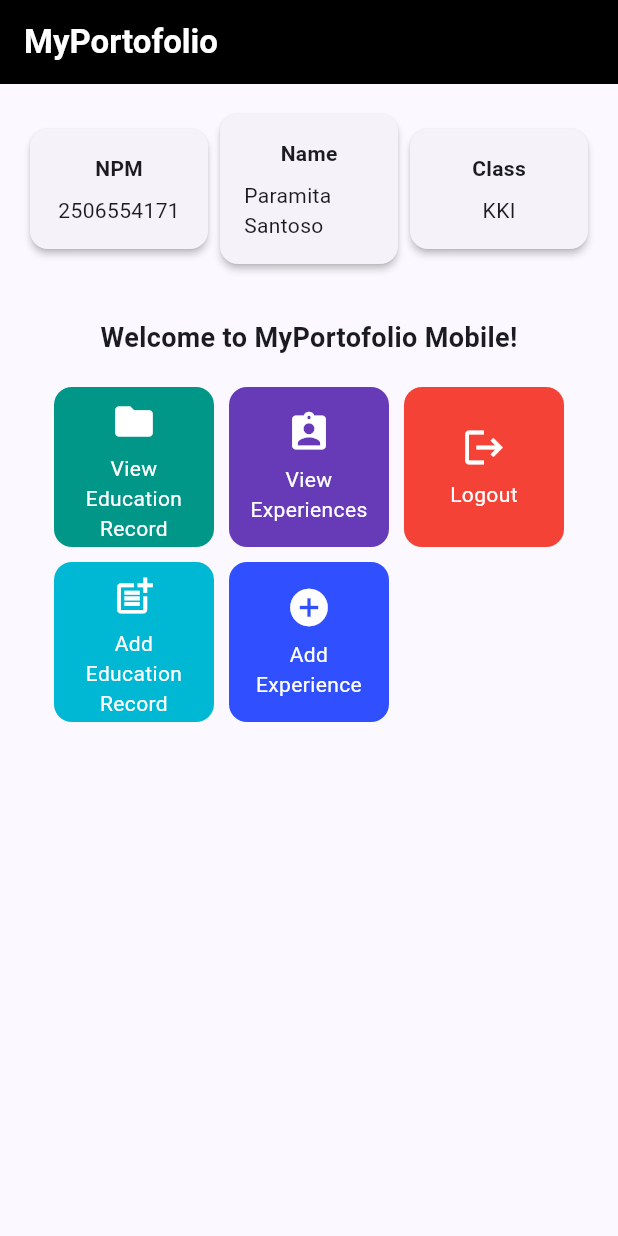
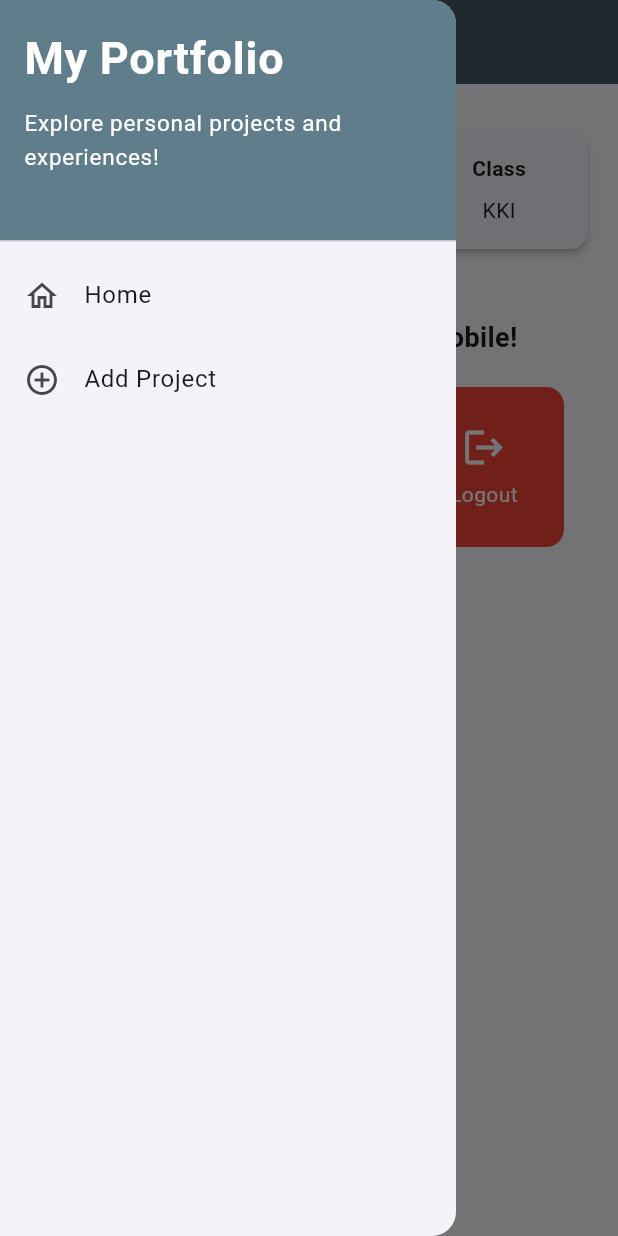
Before and after one commit to paramitasan/myportofolio_mobile, a Flutter app: the screen it shows after launch, with the side drawer open (before the commit the screen has no drawer), on a phone screen of 412 x 824 dp. Run offline on Flutter 3.47's test engine with Material 3 defaults, Android fonts, the phone set to English and light mode, and no system bars.

Commit message:
feat: add drawer menu for navigation

```diff
--- a/lib/menu.dart
+++ b/lib/menu.dart
@@ -1,5 +1,6 @@
 import 'package:flutter/material.dart';
 import 'package:flutter/services.dart';
+import 'package:myportofolio_mobile/widgets/left_drawer.dart';
 
 class MyHomePage extends StatelessWidget {
   MyHomePage({super.key});
@@ -27,8 +28,12 @@ class MyHomePage extends StatelessWidget {
               fontWeight: FontWeight.bold,
           ),
         ),
-        backgroundColor: Colors.black,
+        backgroundColor: Colors.blueGrey.shade700,
+        iconTheme: const IconThemeData(color: Colors.white),
       ),
+
+      drawer: const LeftDrawer(),
+
       body: SingleChildScrollView(
         child: Center(
           child: ConstrainedBox(
--- /dev/null
+++ b/lib/widgets/left_drawer.dart
@@ -0,0 +1,68 @@
+import 'package:flutter/material.dart';
+import 'package:myportofolio_mobile/menu.dart';
+// TODO: Import ProjectFormPage after creating it
+
+class LeftDrawer extends StatelessWidget {
+  const LeftDrawer({super.key});
+
+  @override
+  Widget build(BuildContext context) {
+    return Drawer(
+      child: ListView(
+        children: [
+          const DrawerHeader(
+            decoration: BoxDecoration(
+              color: Colors.blueGrey,
+            ),
+            child: Column(
+              crossAxisAlignment: CrossAxisAlignment.start,
+              children: [
+                Text(
+                  'My Portfolio',
+                  style: TextStyle(
+                    fontSize: 30,
+                    fontWeight: FontWeight.bold,
+                    color: Colors.white,
+                  ),
+                ),
+                SizedBox(height: 10),
+                Text(
+                  'Explore personal projects and experiences!',
+                  style: TextStyle(
+                    fontSize: 15,
+                    color: Colors.white,
+                  ),
+                ),
+              ],
+            ),
+          ),
+
+          ListTile(
+            leading: const Icon(Icons.home_outlined),
+            title: const Text('Home'),
+            // Navigate to the portfolio home screen
+            onTap: () {
+              Navigator.pushReplacement(
+                context,
+                MaterialPageRoute(
+                  builder: (context) => MyHomePage(),
+                ),
+              );
+            },
+          ),
+
+          ListTile(
+            leading: const Icon(Icons.add_circle_outline),
+            title: const Text('Add Project'),
+            // Navigate to the Add Project screen
+            onTap: () {
+              /*
+              TODO: Add a route to ProjectFormPage after creating it.
+              */
+            },
+          ),
+        ],
+      ),
+    );
+  }
+}
```
